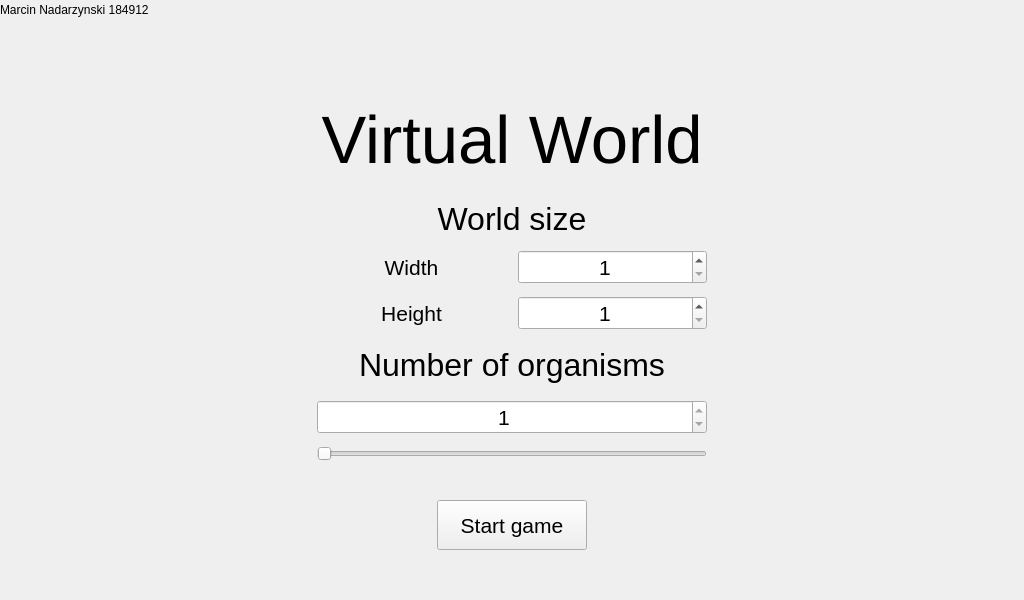
This is GUI/menu.ui in cepekLP/virtual-wordl as Qt 5 draws it before an edit. The edited form follows.
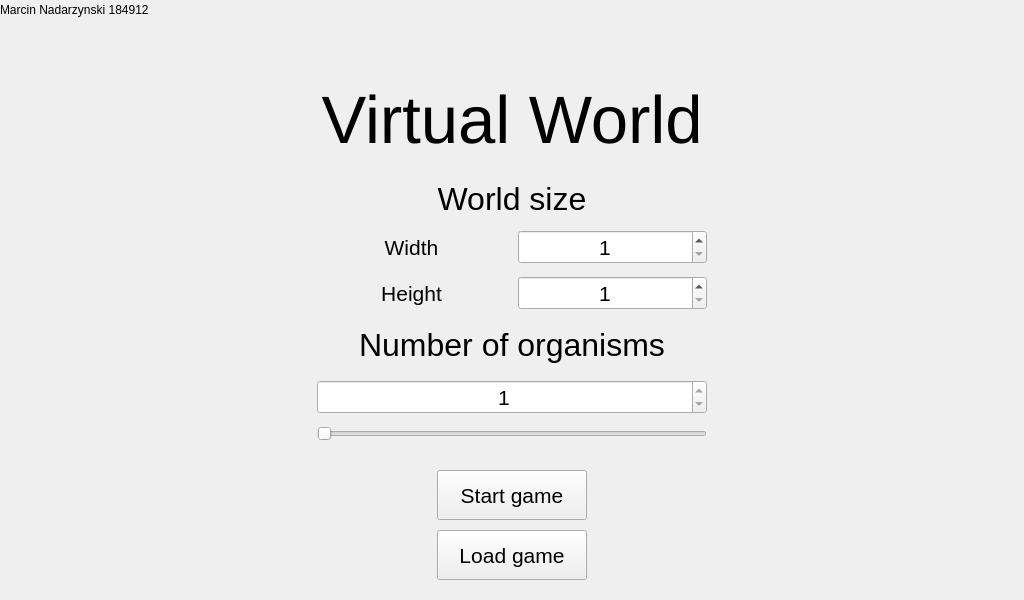
This is the edited form.

```diff
--- a/GUI/menu.ui
+++ b/GUI/menu.ui
@@ -30,7 +30,7 @@
    <property name="geometry">
     <rect>
      <x>272</x>
-     <y>70</y>
+     <y>50</y>
      <width>480</width>
      <height>140</height>
     </rect>
@@ -54,7 +54,7 @@
    <property name="geometry">
     <rect>
      <x>317</x>
-     <y>200</y>
+     <y>180</y>
      <width>390</width>
      <height>261</height>
     </rect>
@@ -223,7 +223,7 @@
    <property name="geometry">
     <rect>
      <x>437</x>
-     <y>500</y>
+     <y>470</y>
      <width>150</width>
      <height>50</height>
     </rect>
@@ -252,6 +252,39 @@
     <bool>false</bool>
    </property>
   </widget>
+  <widget class="QPushButton" name="load_button">
+   <property name="geometry">
+    <rect>
+     <x>437</x>
+     <y>530</y>
+     <width>150</width>
+     <height>50</height>
+    </rect>
+   </property>
+   <property name="minimumSize">
+    <size>
+     <width>0</width>
+     <height>50</height>
+    </size>
+   </property>
+   <property name="maximumSize">
+    <size>
+     <width>16777215</width>
+     <height>16777215</height>
+    </size>
+   </property>
+   <property name="font">
+    <font>
+     <pointsize>16</pointsize>
+    </font>
+   </property>
+   <property name="text">
+    <string>Load game</string>
+   </property>
+   <property name="flat">
+    <bool>false</bool>
+   </property>
+  </widget>
  </widget>
  <resources/>
  <connections/>
```
